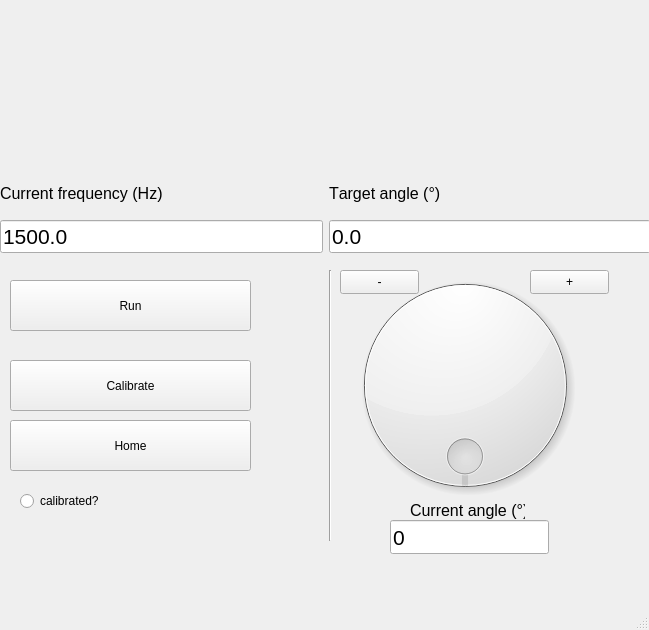
First picture: the form in qtClient/src/mainwindow.ui, repository Alexandre-Carpentier/lexitek-rotation-table, before the edit.
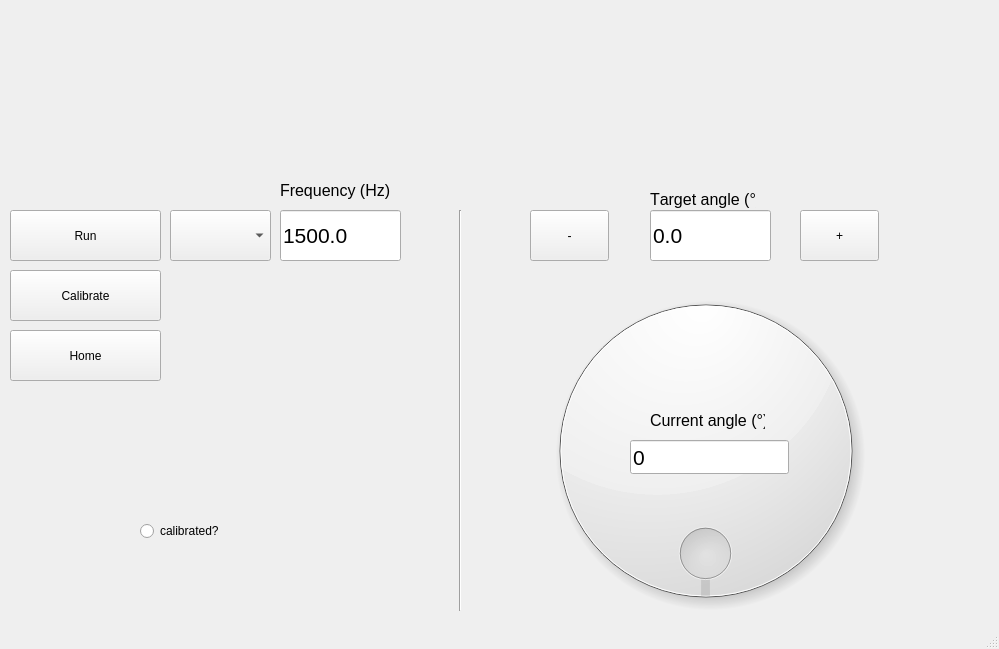
Second picture: the form after the edit. Icons and pictures are not drawn.

The edit to the form file:
```diff
--- a/qtClient/src/mainwindow.ui
+++ b/qtClient/src/mainwindow.ui
@@ -6,8 +6,8 @@
    <rect>
     <x>0</x>
     <y>0</y>
-    <width>649</width>
-    <height>630</height>
+    <width>999</width>
+    <height>649</height>
    </rect>
   </property>
   <property name="font">
@@ -26,8 +26,8 @@
     <property name="geometry">
      <rect>
       <x>10</x>
-      <y>280</y>
-      <width>241</width>
+      <y>210</y>
+      <width>151</width>
       <height>51</height>
      </rect>
     </property>
@@ -38,78 +38,11 @@
      <iconset theme="QIcon::ThemeIcon::MediaPlaybackStart"/>
     </property>
    </widget>
-   <widget class="QWidget" name="gridLayoutWidget">
-    <property name="geometry">
-     <rect>
-      <x>0</x>
-      <y>172</y>
-      <width>651</width>
-      <height>81</height>
-     </rect>
-    </property>
-    <layout class="QGridLayout" name="gridLayout">
-     <property name="horizontalSpacing">
-      <number>6</number>
-     </property>
-     <item row="1" column="1">
-      <widget class="QLineEdit" name="TargetAngleEdit">
-       <property name="font">
-        <font>
-         <pointsize>16</pointsize>
-         <kerning>false</kerning>
-        </font>
-       </property>
-       <property name="text">
-        <string>0.0</string>
-       </property>
-      </widget>
-     </item>
-     <item row="1" column="0">
-      <widget class="QLineEdit" name="FreqEdit">
-       <property name="font">
-        <font>
-         <pointsize>16</pointsize>
-         <kerning>false</kerning>
-        </font>
-       </property>
-       <property name="text">
-        <string>1500.0</string>
-       </property>
-      </widget>
-     </item>
-     <item row="0" column="1">
-      <widget class="QLabel" name="TargetStatic">
-       <property name="font">
-        <font>
-         <pointsize>12</pointsize>
-         <kerning>false</kerning>
-        </font>
-       </property>
-       <property name="text">
-        <string>Target angle (°)</string>
-       </property>
-      </widget>
-     </item>
-     <item row="0" column="0">
-      <widget class="QLabel" name="FreqStatic">
-       <property name="font">
-        <font>
-         <pointsize>12</pointsize>
-         <kerning>false</kerning>
-        </font>
-       </property>
-       <property name="text">
-        <string>Current frequency (Hz)</string>
-       </property>
-      </widget>
-     </item>
-    </layout>
-   </widget>
    <widget class="QLabel" name="SuccessLabel">
     <property name="geometry">
      <rect>
-      <x>80</x>
-      <y>580</y>
+      <x>20</x>
+      <y>780</y>
       <width>451</width>
       <height>21</height>
      </rect>
@@ -129,8 +62,8 @@
      <rect>
       <x>-10</x>
       <y>0</y>
-      <width>711</width>
-      <height>171</height>
+      <width>1011</width>
+      <height>161</height>
      </rect>
     </property>
     <property name="text">
@@ -146,10 +79,10 @@
    <widget class="Line" name="line">
     <property name="geometry">
      <rect>
-      <x>320</x>
-      <y>270</y>
+      <x>450</x>
+      <y>210</y>
       <width>20</width>
-      <height>271</height>
+      <height>401</height>
      </rect>
     </property>
     <property name="orientation">
@@ -159,10 +92,10 @@
    <widget class="QDial" name="dial">
     <property name="geometry">
      <rect>
-      <x>340</x>
-      <y>260</y>
-      <width>250</width>
-      <height>250</height>
+      <x>490</x>
+      <y>270</y>
+      <width>431</width>
+      <height>361</height>
      </rect>
     </property>
     <property name="font">
@@ -184,8 +117,8 @@
     <property name="geometry">
      <rect>
       <x>10</x>
-      <y>360</y>
-      <width>241</width>
+      <y>270</y>
+      <width>151</width>
       <height>51</height>
      </rect>
     </property>
@@ -200,8 +133,8 @@
     <property name="geometry">
      <rect>
       <x>10</x>
-      <y>420</y>
-      <width>241</width>
+      <y>330</y>
+      <width>151</width>
       <height>51</height>
      </rect>
     </property>
@@ -215,8 +148,8 @@
    <widget class="QLineEdit" name="CurrentAngleEdit">
     <property name="geometry">
      <rect>
-      <x>390</x>
-      <y>520</y>
+      <x>630</x>
+      <y>440</y>
       <width>159</width>
       <height>34</height>
      </rect>
@@ -237,8 +170,8 @@
    <widget class="QLabel" name="AngleStatic">
     <property name="geometry">
      <rect>
-      <x>410</x>
-      <y>500</y>
+      <x>650</x>
+      <y>410</y>
       <width>115</width>
       <height>21</height>
      </rect>
@@ -256,8 +189,8 @@
    <widget class="QRadioButton" name="radioButton">
     <property name="geometry">
      <rect>
-      <x>20</x>
-      <y>490</y>
+      <x>140</x>
+      <y>520</y>
       <width>91</width>
       <height>22</height>
      </rect>
@@ -269,10 +202,10 @@
    <widget class="QPushButton" name="minusBtn">
     <property name="geometry">
      <rect>
-      <x>340</x>
-      <y>270</y>
+      <x>530</x>
+      <y>210</y>
       <width>79</width>
-      <height>24</height>
+      <height>51</height>
      </rect>
     </property>
     <property name="text">
@@ -282,16 +215,102 @@
    <widget class="QPushButton" name="plusBtn">
     <property name="geometry">
      <rect>
-      <x>530</x>
-      <y>270</y>
+      <x>800</x>
+      <y>210</y>
       <width>79</width>
-      <height>24</height>
+      <height>51</height>
      </rect>
     </property>
     <property name="text">
      <string>+</string>
     </property>
    </widget>
+   <widget class="QComboBox" name="comboMode">
+    <property name="geometry">
+     <rect>
+      <x>170</x>
+      <y>210</y>
+      <width>101</width>
+      <height>51</height>
+     </rect>
+    </property>
+   </widget>
+   <widget class="QLineEdit" name="TargetAngleEdit">
+    <property name="geometry">
+     <rect>
+      <x>650</x>
+      <y>210</y>
+      <width>121</width>
+      <height>51</height>
+     </rect>
+    </property>
+    <property name="font">
+     <font>
+      <pointsize>16</pointsize>
+      <kerning>false</kerning>
+     </font>
+    </property>
+    <property name="text">
+     <string>0.0</string>
+    </property>
+   </widget>
+   <widget class="QLabel" name="TargetStatic">
+    <property name="geometry">
+     <rect>
+      <x>650</x>
+      <y>180</y>
+      <width>106</width>
+      <height>39</height>
+     </rect>
+    </property>
+    <property name="font">
+     <font>
+      <pointsize>12</pointsize>
+      <kerning>false</kerning>
+     </font>
+    </property>
+    <property name="text">
+     <string>Target angle (°)</string>
+    </property>
+   </widget>
+   <widget class="QLineEdit" name="FreqEdit">
+    <property name="geometry">
+     <rect>
+      <x>280</x>
+      <y>210</y>
+      <width>121</width>
+      <height>51</height>
+     </rect>
+    </property>
+    <property name="font">
+     <font>
+      <pointsize>16</pointsize>
+      <kerning>false</kerning>
+     </font>
+    </property>
+    <property name="text">
+     <string>1500.0</string>
+    </property>
+   </widget>
+   <widget class="QLabel" name="FreqStatic">
+    <property name="geometry">
+     <rect>
+      <x>280</x>
+      <y>180</y>
+      <width>111</width>
+      <height>21</height>
+     </rect>
+    </property>
+    <property name="font">
+     <font>
+      <pointsize>12</pointsize>
+      <kerning>false</kerning>
+     </font>
+    </property>
+    <property name="text">
+     <string>Frequency (Hz)</string>
+    </property>
+   </widget>
   </widget>
   <widget class="QStatusBar" name="statusbar"/>
   <action name="actionthis_file">
```
